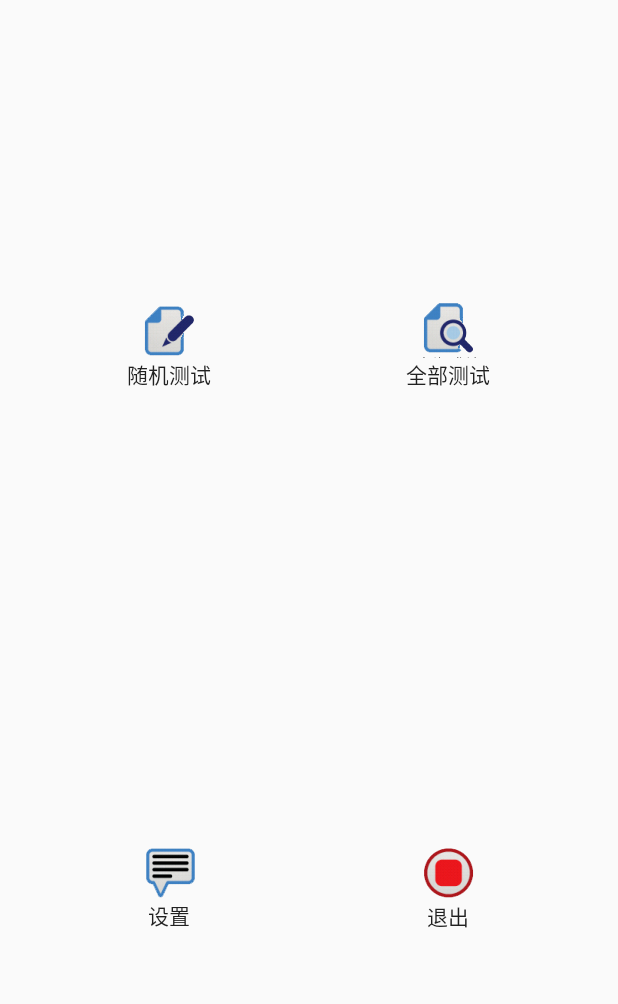
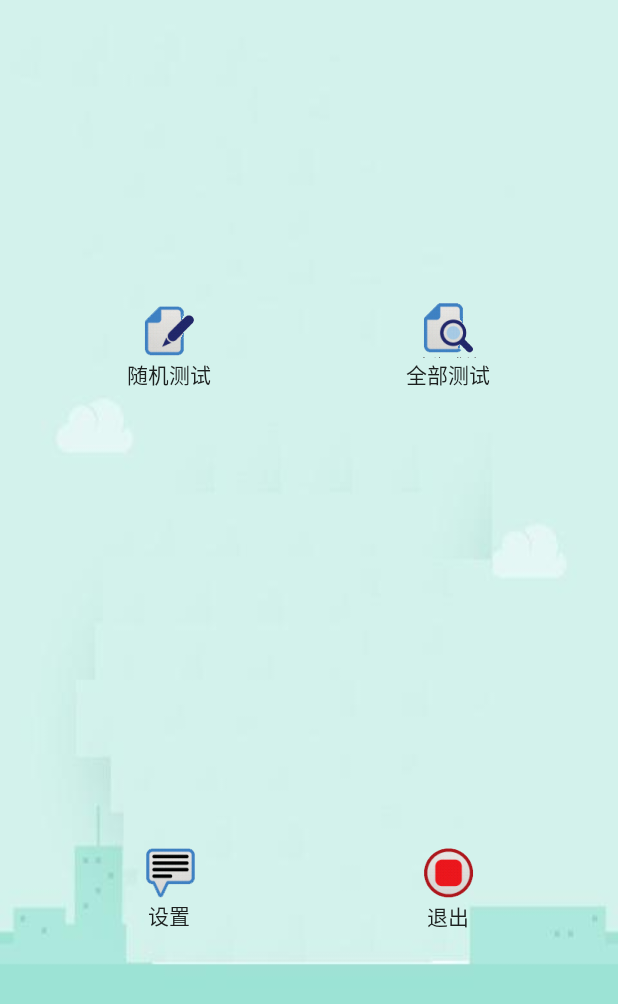
Before and after one commit to lxyheart/lxyjkbd, an Android app: the layout activity_main.xml on its own in the app's theme, with its tools: preview values and no code run, on a phone screen of 412 x 824 dp. Shown: the top 1004 px of the screen. Run offline under Robolectric (Android 15) with nearby library versions, the phone set to English and light mode, and no system bars.

Commit message:
添加主界面背景

```diff
--- a/app/src/main/res/layout/activity_main.xml
+++ b/app/src/main/res/layout/activity_main.xml
@@ -3,6 +3,7 @@
     android:layout_height="match_parent"
     android:layout_width="match_parent"
     android:orientation="vertical"
+    android:background="@mipmap/main"
     xmlns:android="http://schemas.android.com/apk/res/android">
     <LinearLayout
         android:layout_width="match_parent"
```
